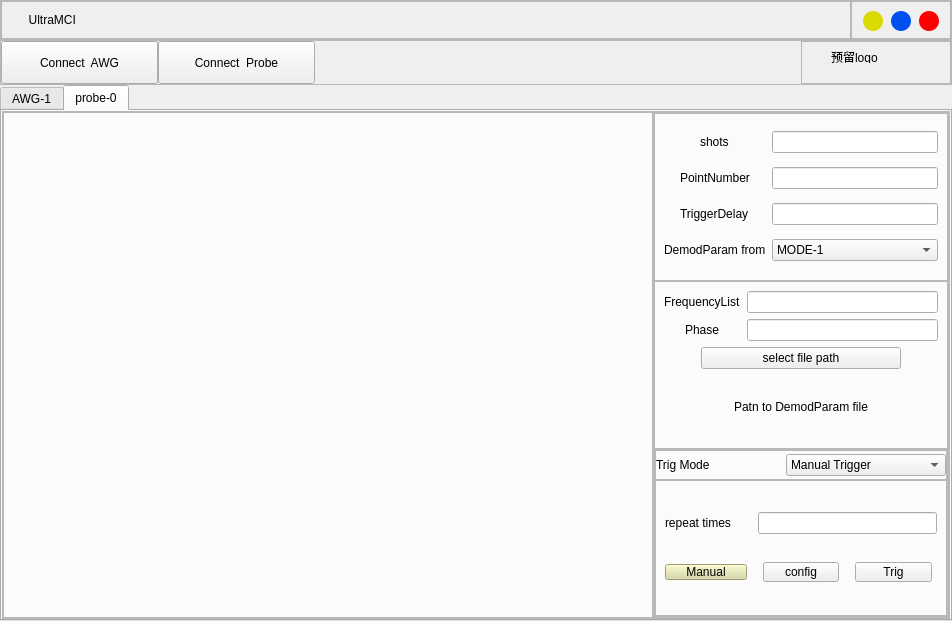
Before: the Qt Designer form MCIUI/main_widget/frame.ui in sunningxiao/RFSdemo, drawn with Qt 5.
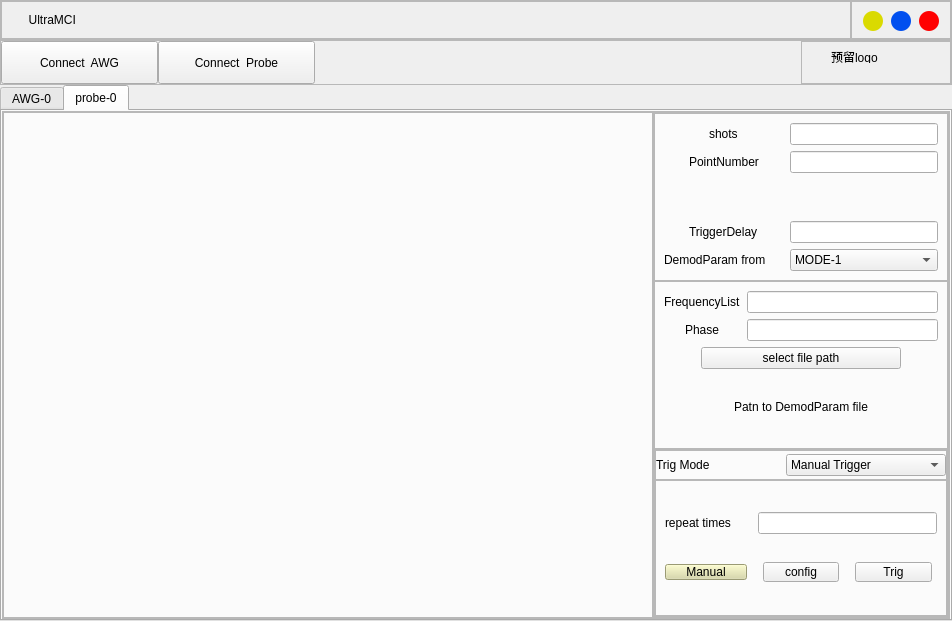
After: the same form once the commit is applied.

Commit message: 添加登录窗口，波形展示

What changed in the file:
```diff
--- a/MCIUI/main_widget/frame.ui
+++ b/MCIUI/main_widget/frame.ui
@@ -338,7 +338,7 @@
     </widget>
    </item>
    <item>
-    <widget class="QTabWidget" name="AWG_1">
+    <widget class="QTabWidget" name="tab">
      <property name="styleSheet">
       <string notr="true">QTabBar::tab{width:150px;}
 QTabBar::tab{height:35px;}
@@ -359,7 +359,7 @@
      </property>
      <widget class="QWidget" name="tab_3">
       <attribute name="title">
-       <string>AWG-1</string>
+       <string>AWG-0</string>
       </attribute>
       <layout class="QGridLayout" name="gridLayout_8">
        <property name="leftMargin">
@@ -897,16 +897,6 @@
                </property>
               </widget>
              </item>
-             <item row="0" column="3">
-              <widget class="QWidget" name="page3" native="true">
-               <property name="minimumSize">
-                <size>
-                 <width>120</width>
-                 <height>0</height>
-                </size>
-               </property>
-              </widget>
-             </item>
              <item row="1" column="0">
               <widget class="QWidget" name="page2_2" native="true"/>
              </item>
@@ -967,16 +957,6 @@
                 <enum>QFrame::Raised</enum>
                </property>
                <layout class="QGridLayout" name="gridLayout_5">
-                <item row="0" column="0" alignment="Qt::AlignHCenter">
-                 <widget class="QLabel" name="label_3">
-                  <property name="text">
-                   <string>shots</string>
-                  </property>
-                 </widget>
-                </item>
-                <item row="0" column="1">
-                 <widget class="QLineEdit" name="shots"/>
-                </item>
                 <item row="1" column="0" alignment="Qt::AlignHCenter">
                  <widget class="QLabel" name="label_4">
                   <property name="text">
@@ -987,17 +967,7 @@
                 <item row="1" column="1">
                  <widget class="QLineEdit" name="PointNumber"/>
                 </item>
-                <item row="2" column="1">
-                 <widget class="QLineEdit" name="teiggerdelay"/>
-                </item>
-                <item row="3" column="0">
-                 <widget class="QLabel" name="label_5">
-                  <property name="text">
-                   <string>DemodParam from</string>
-                  </property>
-                 </widget>
-                </item>
-                <item row="3" column="1">
+                <item row="4" column="1">
                  <widget class="QComboBox" name="comboBox_3">
                   <item>
                    <property name="text">
@@ -1006,13 +976,43 @@
                   </item>
                  </widget>
                 </item>
-                <item row="2" column="0" alignment="Qt::AlignHCenter">
+                <item row="3" column="1">
+                 <widget class="QLineEdit" name="teiggerdelay"/>
+                </item>
+                <item row="4" column="0">
+                 <widget class="QLabel" name="label_5">
+                  <property name="text">
+                   <string>DemodParam from</string>
+                  </property>
+                 </widget>
+                </item>
+                <item row="0" column="0" alignment="Qt::AlignHCenter">
+                 <widget class="QLabel" name="label_3">
+                  <property name="text">
+                   <string>shots</string>
+                  </property>
+                 </widget>
+                </item>
+                <item row="0" column="1">
+                 <widget class="QLineEdit" name="shots"/>
+                </item>
+                <item row="3" column="0" alignment="Qt::AlignHCenter">
                  <widget class="QLabel" name="teigger">
                   <property name="text">
                    <string>TriggerDelay</string>
                   </property>
                  </widget>
                 </item>
+                <item row="2" column="0">
+                 <widget class="QWidget" name="page3" native="true">
+                  <property name="minimumSize">
+                   <size>
+                    <width>120</width>
+                    <height>0</height>
+                   </size>
+                  </property>
+                 </widget>
+                </item>
                </layout>
               </widget>
              </item>
@@ -1174,7 +1174,7 @@
                   <property name="frameShadow">
                    <enum>QFrame::Raised</enum>
                   </property>
-                  <layout class="QGridLayout" name="gridLayout_7">
+                  <layout class="QGridLayout" name="gridLayout">
                    <item row="0" column="0">
                     <widget class="QLabel" name="label_14">
                      <property name="minimumSize">
```
The commit also changes 7 other files.
